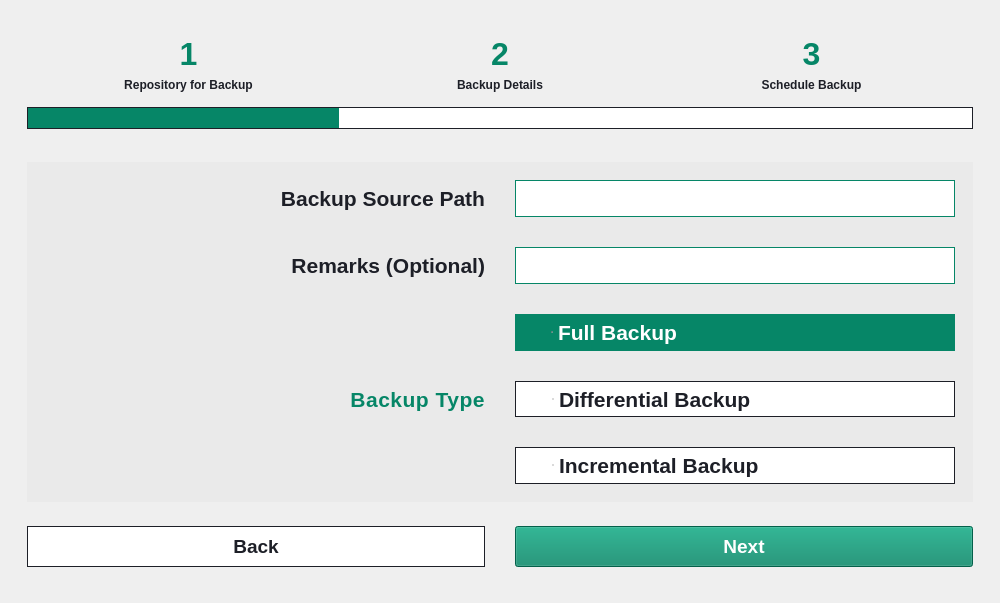
Qt form src/gui/tabs/backup_tab.ui (HPE-Backup-and-Recovery-System/ResilioZ) before a commit.
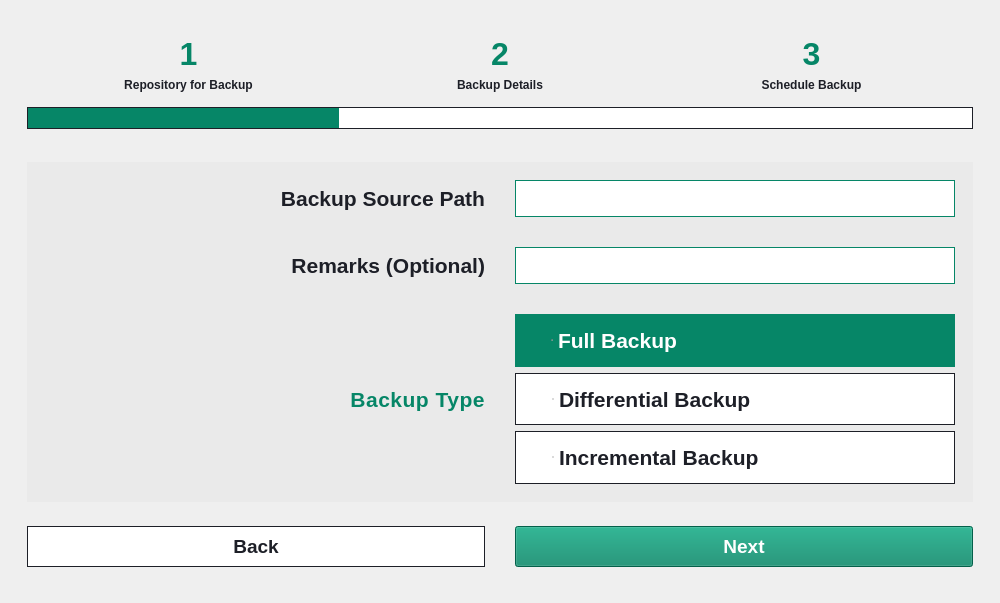
The same form after that commit. Icons and pictures are not drawn.

```diff
--- a/src/gui/tabs/backup_tab.ui
+++ b/src/gui/tabs/backup_tab.ui
@@ -802,6 +802,9 @@
                          </item>
                          <item row="2" column="1">
                           <layout class="QVBoxLayout" name="verticalLayout_4">
+                           <property name="spacing">
+                            <number>6</number>
+                           </property>
                            <item>
                             <widget class="QRadioButton" name="fullButton">
                              <property name="sizePolicy">
```
